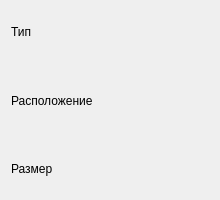
Qt form properties.ui (eugeen3/FileManager) before a commit.
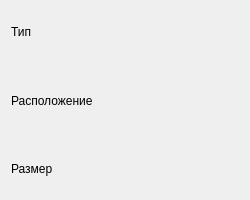
The same form after that commit.

Patch:
```diff
--- a/properties.ui
+++ b/properties.ui
@@ -6,7 +6,7 @@
    <rect>
     <x>0</x>
     <y>0</y>
-    <width>220</width>
+    <width>250</width>
     <height>200</height>
    </rect>
   </property>
@@ -18,13 +18,13 @@
   </property>
   <property name="minimumSize">
    <size>
-    <width>220</width>
+    <width>250</width>
     <height>200</height>
    </size>
   </property>
   <property name="maximumSize">
    <size>
-    <width>270</width>
+    <width>250</width>
     <height>200</height>
    </size>
   </property>
```
